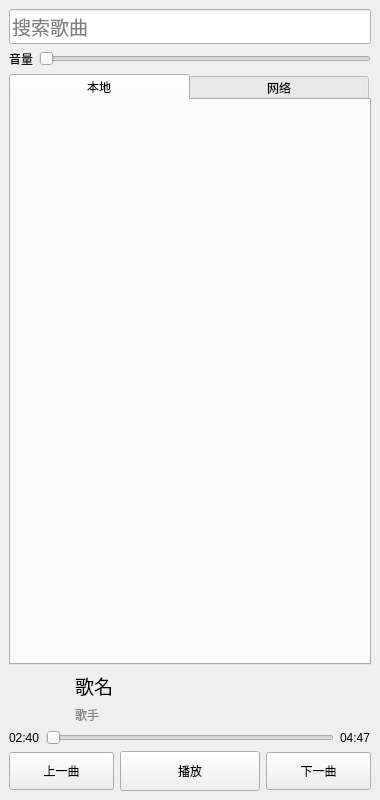
Before: the Qt Designer form com/zak/ui/LYTMusic.ui in obiecane/ZakMusic, drawn with Qt 5.
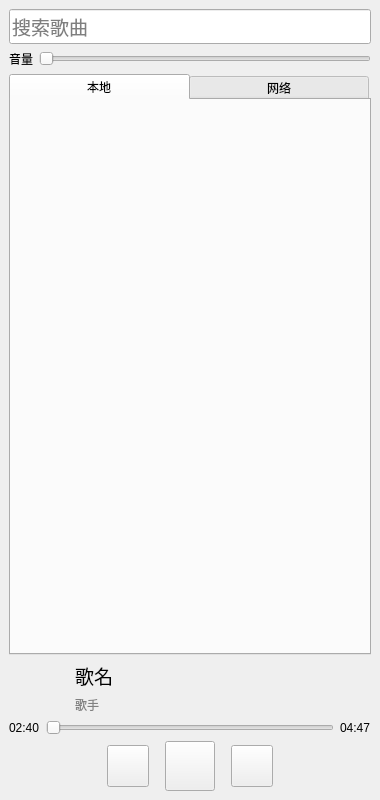
After: the same form once the commit is applied. The open tabs and pages were chosen to show the change.

What changed in the file:
```diff
--- a/com/zak/ui/LYTMusic.ui
+++ b/com/zak/ui/LYTMusic.ui
@@ -128,6 +128,15 @@
                   </property>
                   <item>
                       <widget class="QStackedWidget" name="stackedWidget_2">
+                          <property name="minimumSize">
+                              <size>
+                                  <width>0</width>
+                                  <height>0</height>
+                              </size>
+                          </property>
+                          <property name="currentIndex">
+                              <number>0</number>
+                          </property>
                           <widget class="QWidget" name="page_3">
                               <layout class="QVBoxLayout" name="verticalLayout_6">
                                   <property name="leftMargin">
@@ -310,39 +319,108 @@
      </layout>
     </item>
     <item>
-     <layout class="QHBoxLayout" name="horizontalLayout_2" stretch="3,4,3">
+        <layout class="QHBoxLayout" name="horizontalLayout_2" stretch="0,3,0,4,0,3,0">
+            <item>
+                <spacer name="horizontalSpacer_2">
+                    <property name="orientation">
+                        <enum>Qt::Horizontal</enum>
+                    </property>
+                    <property name="sizeHint" stdset="0">
+                        <size>
+                            <width>40</width>
+                            <height>20</height>
+                        </size>
+                    </property>
+                </spacer>
+            </item>
       <item>
        <widget class="QPushButton" name="mc_prev">
+           <property name="sizePolicy">
+               <sizepolicy hsizetype="Fixed" vsizetype="Fixed">
+                   <horstretch>0</horstretch>
+                   <verstretch>0</verstretch>
+               </sizepolicy>
+           </property>
         <property name="minimumSize">
          <size>
-          <width>0</width>
-          <height>38</height>
+             <width>42</width>
+             <height>42</height>
          </size>
         </property>
         <property name="text">
-         <string>上一曲</string>
+            <string/>
         </property>
        </widget>
       </item>
+            <item>
+                <spacer name="horizontalSpacer_4">
+                    <property name="orientation">
+                        <enum>Qt::Horizontal</enum>
+                    </property>
+                    <property name="sizeType">
+                        <enum>QSizePolicy::Fixed</enum>
+                    </property>
+                    <property name="sizeHint" stdset="0">
+                        <size>
+                            <width>10</width>
+                            <height>20</height>
+                        </size>
+                    </property>
+                </spacer>
+            </item>
       <item>
        <widget class="QPushButton" name="mc_play_pause">
+           <property name="sizePolicy">
+               <sizepolicy hsizetype="Fixed" vsizetype="Fixed">
+                   <horstretch>0</horstretch>
+                   <verstretch>0</verstretch>
+               </sizepolicy>
+           </property>
         <property name="minimumSize">
          <size>
-          <width>0</width>
-          <height>40</height>
+             <width>50</width>
+             <height>50</height>
          </size>
         </property>
+           <property name="cursor">
+               <cursorShape>PointingHandCursor</cursorShape>
+           </property>
+           <property name="autoFillBackground">
+               <bool>false</bool>
+           </property>
         <property name="text">
-         <string>播放</string>
+            <string/>
         </property>
        </widget>
       </item>
+            <item>
+                <spacer name="horizontalSpacer_5">
+                    <property name="orientation">
+                        <enum>Qt::Horizontal</enum>
+                    </property>
+                    <property name="sizeType">
+                        <enum>QSizePolicy::Fixed</enum>
+                    </property>
+                    <property name="sizeHint" stdset="0">
+                        <size>
+                            <width>10</width>
+                            <height>5</height>
+                        </size>
+                    </property>
+                </spacer>
+            </item>
       <item>
        <widget class="QPushButton" name="mc_next">
+           <property name="sizePolicy">
+               <sizepolicy hsizetype="Fixed" vsizetype="Fixed">
+                   <horstretch>0</horstretch>
+                   <verstretch>0</verstretch>
+               </sizepolicy>
+           </property>
         <property name="minimumSize">
          <size>
-          <width>0</width>
-          <height>38</height>
+             <width>42</width>
+             <height>42</height>
          </size>
         </property>
         <property name="font">
@@ -352,10 +430,23 @@
          </font>
         </property>
         <property name="text">
-         <string>下一曲</string>
+            <string/>
         </property>
        </widget>
       </item>
+            <item>
+                <spacer name="horizontalSpacer_3">
+                    <property name="orientation">
+                        <enum>Qt::Horizontal</enum>
+                    </property>
+                    <property name="sizeHint" stdset="0">
+                        <size>
+                            <width>40</width>
+                            <height>20</height>
+                        </size>
+                    </property>
+                </spacer>
+            </item>
      </layout>
     </item>
    </layout>
```
Left out of the diff: 193 changed lines with no effect on the pictures.
